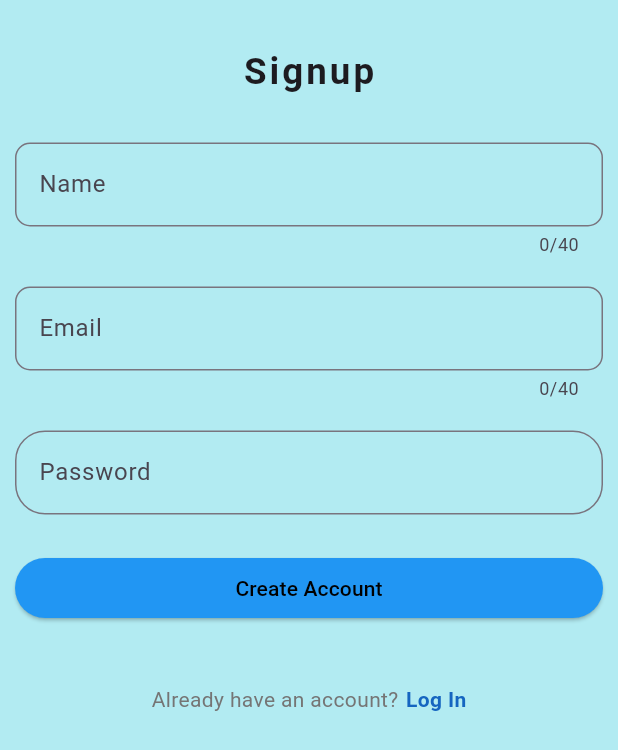
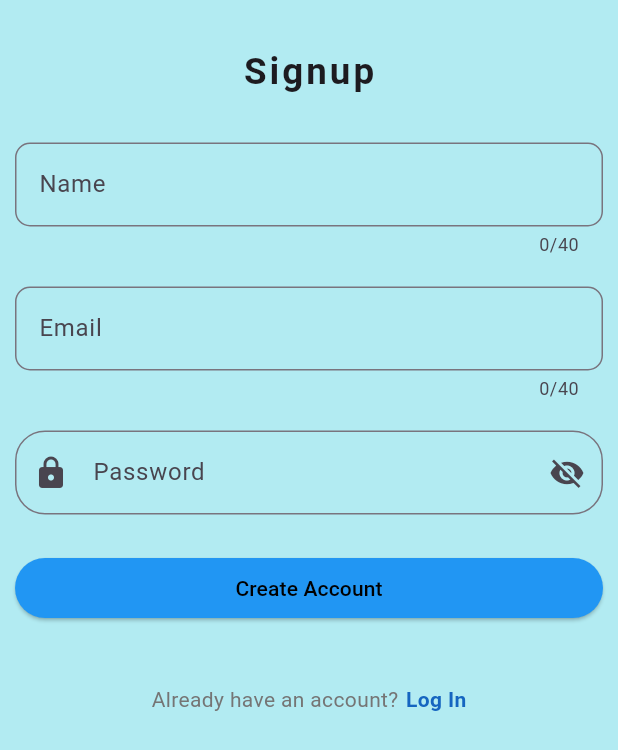
Before and after one commit to Louissejaneg/OrderJoy, a Flutter app: the screen it shows after launch, on a phone screen of 412 x 824 dp. Shown: the top 750 px of the screen. Run offline on Flutter 3.47's test engine with Material 3 defaults, Android fonts, the phone set to English and light mode, and no system bars; our stand-ins replace flutter_spinkit.

Commit message:
May Mata

```diff
--- a/lib/pages/signup.dart
+++ b/lib/pages/signup.dart
@@ -16,6 +16,8 @@ class _SignupState extends State<Signup> {
   String name = '';
   String email = '';
   String password = '';
+  bool _obscure = true;
+  IconData _obscureIcon = Icons.visibility_off;
 
 createAccount(User user) async{
   final response = await http.post(
@@ -102,8 +104,22 @@ createAccount(User user) async{
                     ),
                     SizedBox(height: 20.0,),
                     TextFormField(
-                      obscureText: true,
+                      obscureText: _obscure,
                       decoration: InputDecoration(
+                        prefixIcon: Icon(Icons.lock_rounded),
+                        suffixIcon: IconButton(
+                          icon: Icon(_obscureIcon),
+                          onPressed: (){
+                            setState(() {
+                              _obscure = !_obscure;
+                              if(_obscure){
+                                _obscureIcon = Icons.visibility_off;
+                              }else{
+                                _obscureIcon = Icons.visibility;
+                              }
+                            });
+                          },
+                        ),
                         label: Text('Password'),
                         border: OutlineInputBorder(
                           borderRadius: BorderRadius.circular(20.0)
```
